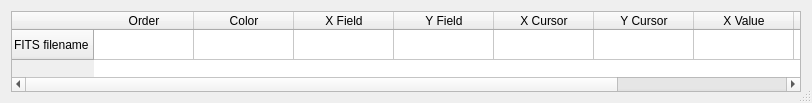
Before: the Qt Designer form sofia_redux/visualization/display/ui/cursor_location.ui in SOFIA-USRA/sofia_redux, drawn with Qt 5.
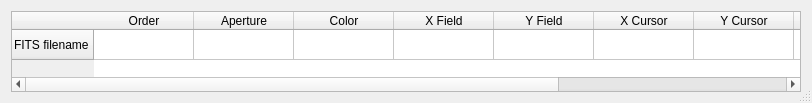
After: the same form once the commit is applied.

Patch:
```diff
--- a/sofia_redux/visualization/display/ui/cursor_location.ui
+++ b/sofia_redux/visualization/display/ui/cursor_location.ui
@@ -53,6 +53,11 @@
        <string>Order</string>
       </property>
      </column>
+     <column>
+      <property name="text">
+       <string>Aperture</string>
+      </property>
+     </column>
      <column>
       <property name="text">
        <string>Color</string>
```
